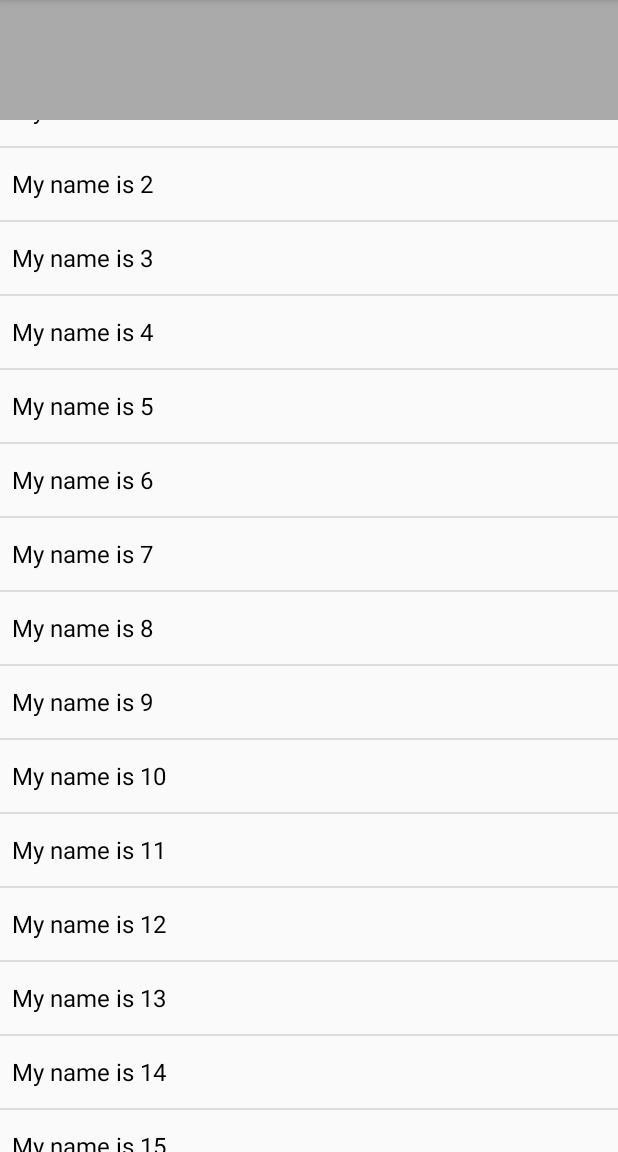
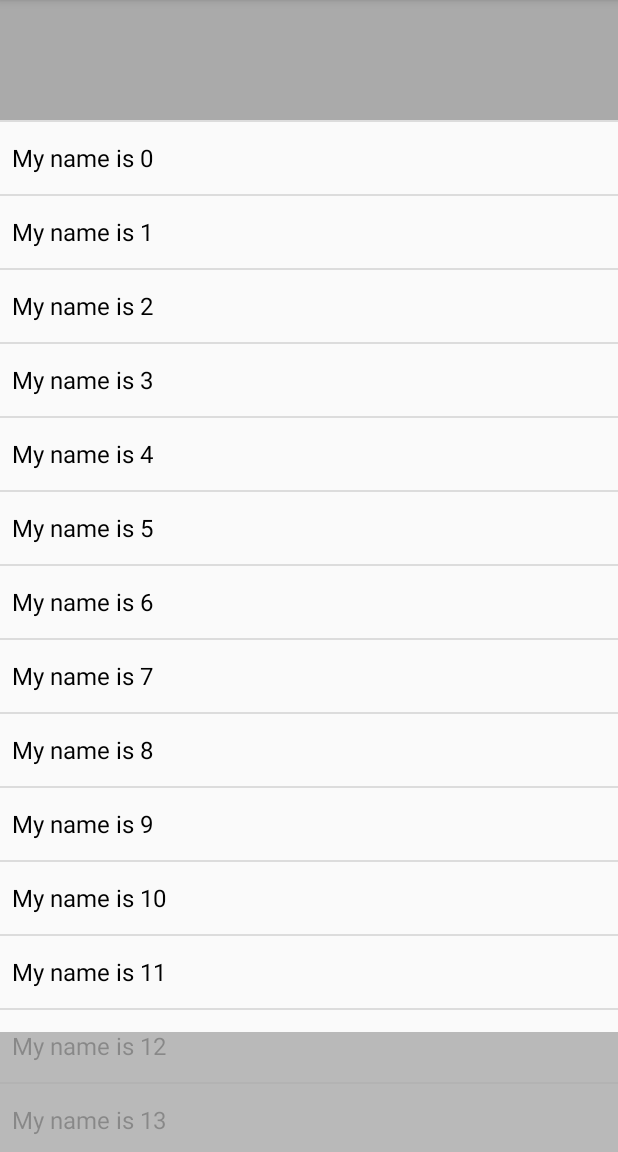
Before and after one commit to Luiz-Otavio-Dorigon/TesteCollapseAndroid, an Android app: the screen it shows after launch (MainActivity), after a tap on an icon or button, on a phone screen of 412 x 824 dp, the part 84-1236 px from its top. Run offline under Robolectric (Android 15) with nearby library versions, the phone set to English and light mode, and no system bars.

```diff
--- a/app/build.gradle
+++ b/app/build.gradle
@@ -20,11 +20,11 @@ android {
 }
 
 dependencies {
-    implementation fileTree(dir: 'libs', include: ['*.jar'])
-    implementation 'com.android.support:appcompat-v7:26.1.0'
-    implementation 'com.android.support.constraint:constraint-layout:1.0.2'
-    implementation 'com.android.support:recyclerview-v7:26.1.0'
-    testImplementation 'junit:junit:4.12'
-    androidTestImplementation 'com.android.support.test:runner:1.0.1'
-    androidTestImplementation 'com.android.support.test.espresso:espresso-core:3.0.1'
+    compile fileTree(dir: 'libs', include: ['*.jar'])
+    compile 'com.android.support:appcompat-v7:26.1.0'
+    compile 'com.android.support.constraint:constraint-layout:1.0.2'
+    compile 'com.android.support:recyclerview-v7:26.1.0'
+//    testImplementation 'junit:junit:4.12'
+//    androidTestImplementation 'com.android.support.test:runner:1.0.1'
+//    androidTestImplementation 'com.android.support.test.espresso:espresso-core:3.0.1'
 }
--- a/app/src/main/java/br/com/dorigon/testecollapseexpand/MainActivity.java
+++ b/app/src/main/java/br/com/dorigon/testecollapseexpand/MainActivity.java
@@ -8,6 +8,9 @@ import android.support.v7.widget.LinearLayoutManager;
 import android.support.v7.widget.RecyclerView;
 import android.util.Log;
 import android.view.View;
+import android.view.ViewGroup;
+import android.view.animation.Animation;
+import android.view.animation.Transformation;
 import android.widget.LinearLayout;
 
 import java.util.ArrayList;
@@ -18,6 +21,7 @@ public class MainActivity extends AppCompatActivity {
     private LinearLayout mLayoutTop, mLayoutBottom;
     private RecyclerView mRecyclerView;
 
+    private int offset = 0;
     @Override
     protected void onCreate(Bundle savedInstanceState) {
         super.onCreate(savedInstanceState);
@@ -35,7 +39,7 @@ public class MainActivity extends AppCompatActivity {
             @Override
             public void onScrolled(RecyclerView recyclerView, int dx, int dy) {
                 super.onScrolled(recyclerView, dx, dy);
-
+                Log.i("dy",dy+"");
                 collapse(dy);
 
             }
@@ -44,17 +48,11 @@ public class MainActivity extends AppCompatActivity {
 
     private void collapse(int y) {
         if (y > 0) {
-            if (!mLayoutBottom.isShown()) {
-                mLayoutTop.setVisibility(View.GONE);
-                mLayoutBottom.setVisibility(View.VISIBLE);
-                mRecyclerView.setPadding(0, 0, 0, dpToPx(80));
-            }
-        } else {
-            if (!mLayoutTop.isShown()) {
-                mLayoutTop.setVisibility(View.VISIBLE);
-                mLayoutBottom.setVisibility(View.GONE);
-                mRecyclerView.setPadding(0, dpToPx(80), 0, 0);
-            }
+            expand(mLayoutBottom,y);
+            collapse(mLayoutTop,y);
+        } else if (y < 0){
+            collapse(mLayoutBottom,y*-1);
+            expand(mLayoutTop,y*-1);
         }
     }
 
@@ -66,7 +64,30 @@ public class MainActivity extends AppCompatActivity {
         return names;
     }
 
-    public int dpToPx(int px) {
+    public static  int dpToPx(int px) {
         return (int) (px * Resources.getSystem().getDisplayMetrics().density);
     }
+
+    public static void expand(final View v,int y) {
+        final int targetHeight = dpToPx(80);
+        if (v.getLayoutParams().height < targetHeight){
+            if (v.getLayoutParams().height + y > targetHeight)
+                v.getLayoutParams().height = targetHeight;
+            else{
+                v.getLayoutParams().height += y;
+            }
+            v.requestLayout();
+        }
+    }
+
+    public static void collapse(final View v,int y) {
+        if (v.getLayoutParams().height > 0){
+            if (v.getLayoutParams().height - y < 0)
+                v.getLayoutParams().height = 0;
+            else{
+                v.getLayoutParams().height -= y;
+            }
+            v.requestLayout();
+        }
+    }
 }
--- a/app/src/main/java/br/com/dorigon/testecollapseexpand/RecyclerViewAdapter.java
+++ b/app/src/main/java/br/com/dorigon/testecollapseexpand/RecyclerViewAdapter.java
@@ -1,11 +1,13 @@
 package br.com.dorigon.testecollapseexpand;
 
 import android.content.Context;
+import android.content.res.Resources;
 import android.support.v7.widget.RecyclerView;
 import android.util.Log;
 import android.view.LayoutInflater;
 import android.view.View;
 import android.view.ViewGroup;
+import android.widget.Space;
 import android.widget.TextView;
 
 import java.util.List;
@@ -19,25 +21,45 @@ public class RecyclerViewAdapter extends RecyclerView.Adapter<RecyclerViewAdapte
     private final Context mContext;
     private final List<String> mList;
 
+    private static final int TYPE_HEADER = 0;
+    private static final int TYPE_ITEM = 1;
+
     public RecyclerViewAdapter(Context context, List<String> list) {
         this.mContext = context;
         this.mList = list;
     }
 
     @Override
+    public int getItemViewType(int position) {
+        if (position == 0 || position == mList.size())
+            return TYPE_HEADER;
+        else
+            return TYPE_ITEM;
+    }
+
+    @Override
     public ViewHolder onCreateViewHolder(ViewGroup parent, int viewType) {
-        View view = LayoutInflater.from(mContext).inflate(android.R.layout.simple_spinner_dropdown_item, parent, Boolean.FALSE);
-        return new ViewHolder(view);
+        View view = null;
+        if (viewType == TYPE_HEADER){
+            view = new Space(mContext);
+            view.setMinimumHeight((int) (80 * Resources.getSystem().getDisplayMetrics().density));
+            return new ViewHolder(view);
+        }else {
+            view = LayoutInflater.from(mContext).inflate(android.R.layout.simple_spinner_dropdown_item, parent, Boolean.FALSE);
+            return new ViewHolder(view);
+        }
+
     }
 
     @Override
     public void onBindViewHolder(ViewHolder holder, int position) {
-        holder.bind(mList.get(position));
+        if (position > 0 && position < mList.size())
+            holder.bind(mList.get(position-1));
     }
 
     @Override
     public int getItemCount() {
-        return mList != null ? mList.size() : 0;
+        return mList != null ? mList.size() + 1 : 0;
     }
 
     class ViewHolder extends RecyclerView.ViewHolder implements View.OnClickListener {
@@ -57,7 +79,8 @@ public class RecyclerViewAdapter extends RecyclerView.Adapter<RecyclerViewAdapte
         }
 
         private void bind(String label) {
-            mTextViewLabel.setText(label);
+            if (mTextViewLabel != null)
+                mTextViewLabel.setText(label);
         }
     }
 }
--- a/app/src/main/res/layout/activity_main.xml
+++ b/app/src/main/res/layout/activity_main.xml
@@ -1,16 +1,24 @@
 <?xml version="1.0" encoding="utf-8"?>
-<RelativeLayout xmlns:android="http://schemas.android.com/apk/res/android"
+<FrameLayout xmlns:android="http://schemas.android.com/apk/res/android"
     xmlns:tools="http://schemas.android.com/tools"
     android:layout_width="match_parent"
     android:layout_height="match_parent"
+    android:orientation="vertical"
     tools:context="br.com.dorigon.testecollapseexpand.MainActivity">
 
     <LinearLayout
         android:id="@+id/linearLayout_top"
         android:layout_width="match_parent"
-        android:layout_height="80dp"
+        android:layout_height="wrap_content"
+        android:layout_gravity="top"
         android:background="@android:color/darker_gray"
-        android:orientation="vertical" />
+        android:orientation="vertical" >
+
+        <android.support.v4.widget.Space
+            android:layout_width="match_parent"
+            android:layout_height="80dp" />
+
+    </LinearLayout>
 
     <android.support.v7.widget.RecyclerView
         android:id="@+id/recyclerView_names"
@@ -18,11 +26,16 @@
         android:layout_height="match_parent" />
 
     <LinearLayout
-        android:visibility="gone"
+        android:visibility="visible"
         android:id="@+id/linearLayout_bottom"
         android:layout_width="match_parent"
-        android:layout_height="80dp"
-        android:layout_alignParentBottom="true"
+        android:layout_height="wrap_content"
         android:background="@android:color/darker_gray"
-        android:orientation="vertical" />
-</RelativeLayout>
+        android:layout_gravity="bottom"
+        android:alpha="0.8"
+        android:orientation="vertical" >
+        <android.support.v4.widget.Space
+            android:layout_width="match_parent"
+            android:layout_height="80dp" />
+    </LinearLayout>
+</FrameLayout>
--- a/build.gradle
+++ b/build.gradle
@@ -7,7 +7,7 @@ buildscript {
         jcenter()
     }
     dependencies {
-        classpath 'com.android.tools.build:gradle:3.0.0-rc1'
+        classpath 'com.android.tools.build:gradle:2.3.0'
 
 
         // NOTE: Do not place your application dependencies here; they belong
```
